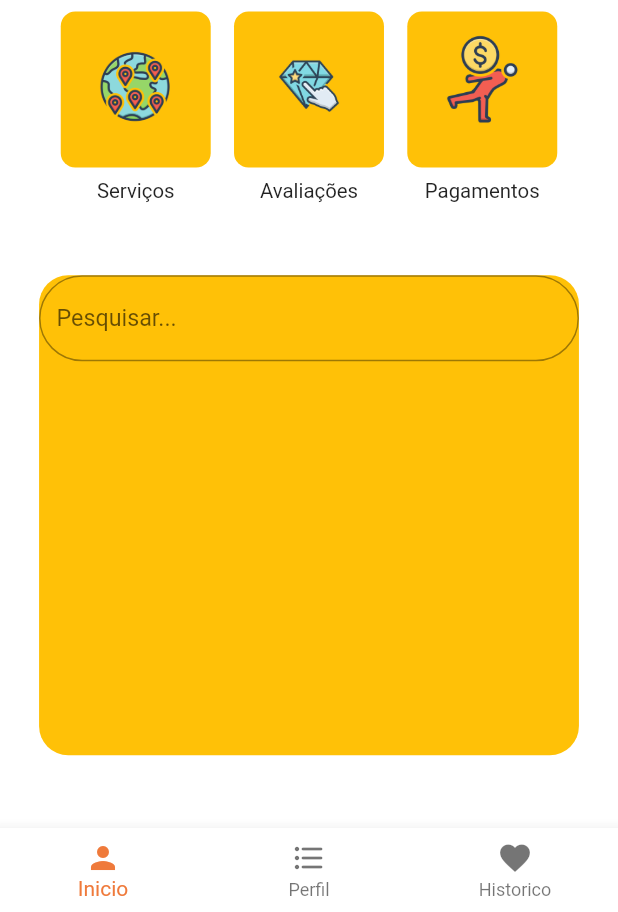
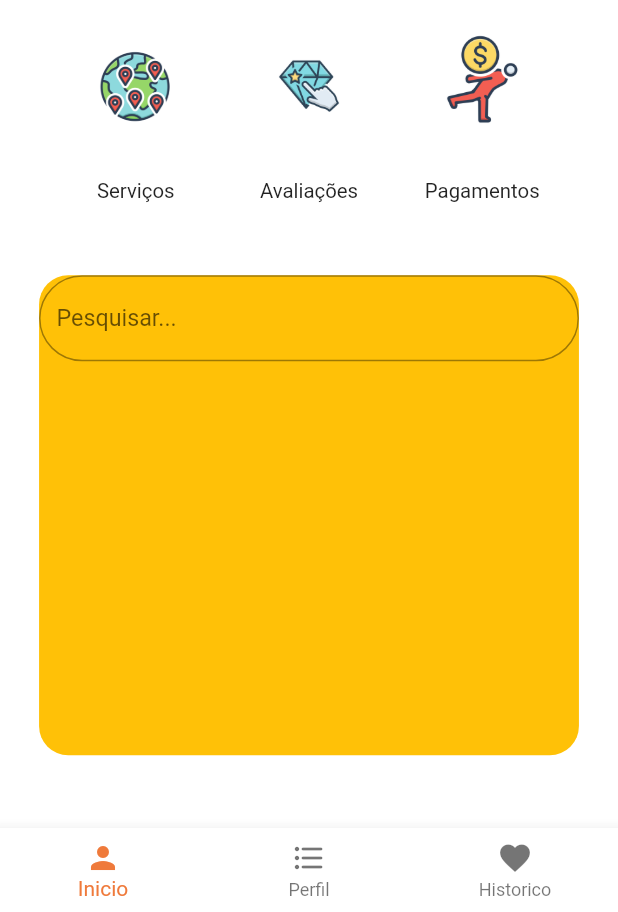
Before and after one commit to guimell/Andarilho, a Flutter app: the Inicio screen opened directly, on a phone screen of 412 x 824 dp, the part 324-1236 px from its top. Run offline on Flutter 3.47's test engine with Material 2 defaults, Android fonts, the phone set to English and light mode, and no system bars.

Commit message:
mudando cor de container

```diff
--- a/andarilho/lib/widgets.dart
+++ b/andarilho/lib/widgets.dart
@@ -138,7 +138,8 @@ class InicioContainer extends StatelessWidget {
       padding: const EdgeInsets.all(8.0),
       child: Container(
         decoration: BoxDecoration(
-            borderRadius: BorderRadius.circular(10), color: Colors.amber),
+            borderRadius: BorderRadius.circular(10),
+            color: AppConfig.darkColors.onPrimary),
         height: AppConfig.screenSize.height * 0.13,
         width: AppConfig.screenSize.width * 0.25,
         child: Image.asset(image),
```
